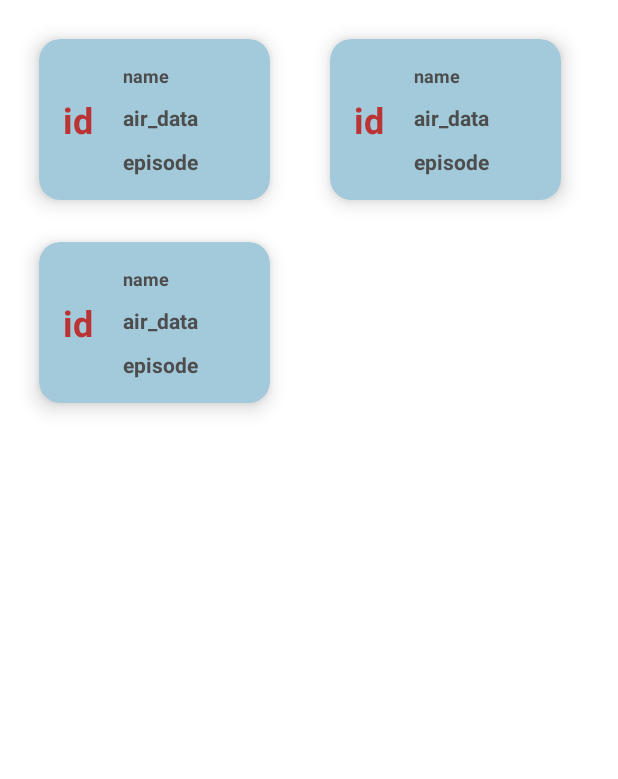
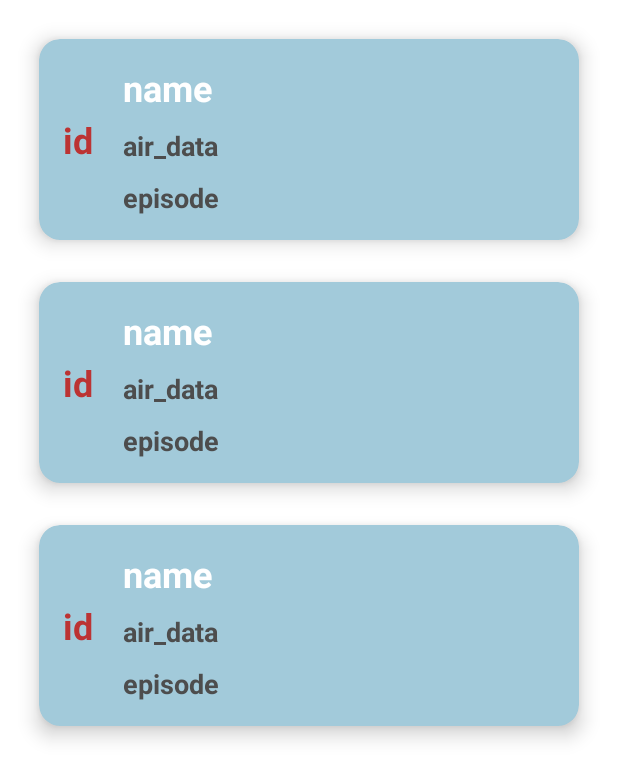
Before and after one commit to EmilsSaber/rickAndMorty, an Android app: the layout fragment_episode.xml on its own in the app's theme, with its tools: preview values and no code run, on a phone screen of 412 x 824 dp. Shown: the top 779 px of the screen. Run offline under Robolectric (Android 15) with nearby library versions, the phone set to English and light mode, and no system bars.

Commit message:
edit items

```diff
--- a/app/src/main/res/layout/fragment_episode.xml
+++ b/app/src/main/res/layout/fragment_episode.xml
@@ -13,8 +13,8 @@
         android:layout_height="match_parent"
         android:layout_marginHorizontal="12dp"
         android:layout_marginVertical="12dp"
-        app:layoutManager="androidx.recyclerview.widget.GridLayoutManager"
-        app:spanCount="2"
+        app:layoutManager="androidx.recyclerview.widget.LinearLayoutManager"
+
         android:id="@+id/episodeRecycler"
         tools:listitem="@layout/item_episode"/>
 
--- a/app/src/main/res/layout/item_episode.xml
+++ b/app/src/main/res/layout/item_episode.xml
@@ -1,7 +1,7 @@
 <androidx.cardview.widget.CardView xmlns:android="http://schemas.android.com/apk/res/android"
     xmlns:app="http://schemas.android.com/apk/res-auto"
     android:id="@+id/item_episode"
-    android:layout_width="wrap_content"
+    android:layout_width="match_parent"
     android:layout_height="wrap_content"
     android:layout_marginHorizontal="14dp"
     android:layout_marginTop="10dp"
@@ -12,8 +12,7 @@
     app:cardElevation="8dp">
 
     <androidx.constraintlayout.widget.ConstraintLayout
-        android:layout_width="154dp"
-
+        android:layout_width="match_parent"
         android:layout_height="match_parent"
         android:padding="16dp">
 
@@ -35,8 +34,8 @@
             android:layout_height="wrap_content"
             android:layout_marginStart="20dp"
             android:text="name"
-            android:textColor="@color/dark"
-            android:textSize="12sp"
+            android:textColor="@color/white"
+            android:textSize="24sp"
             android:textStyle="bold"
             app:layout_constraintStart_toEndOf="@id/tv_number"
             app:layout_constraintTop_toTopOf="parent" />
@@ -49,7 +48,7 @@
             android:layout_marginTop="10dp"
             android:text="air_data"
             android:textColor="@color/dark"
-            android:textSize="14sp"
+            android:textSize="18sp"
             android:textStyle="bold"
             app:layout_constraintStart_toEndOf="@+id/tv_number"
             app:layout_constraintTop_toBottomOf="@id/tv_name" />
@@ -61,8 +60,9 @@
             android:layout_marginStart="20dp"
             android:layout_marginTop="10dp"
             android:text="episode"
+
             android:textColor="@color/dark"
-            android:textSize="14sp"
+            android:textSize="18sp"
             android:textStyle="bold"
             app:layout_constraintStart_toEndOf="@+id/tv_number"
             app:layout_constraintTop_toBottomOf="@id/tv_air_data" />
```
Also changed, not shown: app/src/main/res/layout/item_characters.xml (+4 -4 lines), app/src/main/res/layout/item_location.xml (+9 -7 lines).
